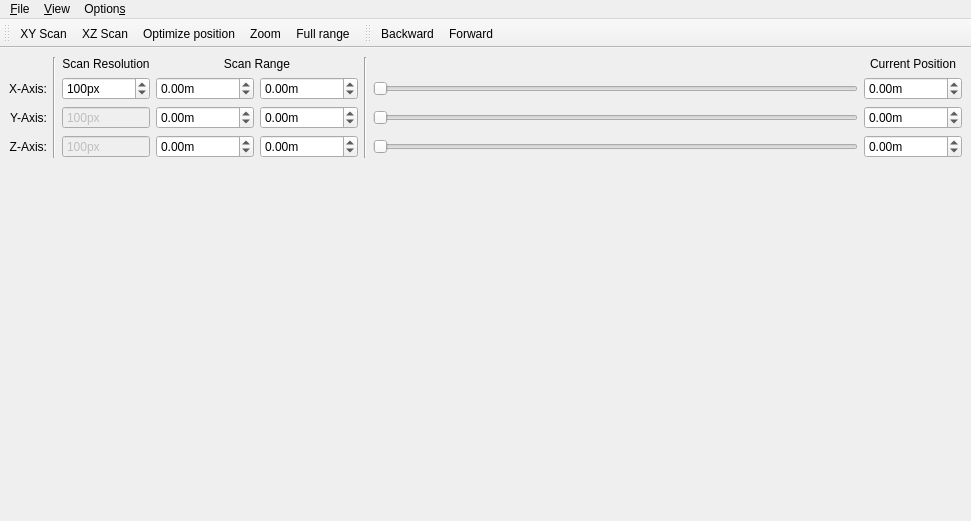
Ulm-IQO/qudi, file gui/scanner/ui_scannergui.ui: the form before one commit.
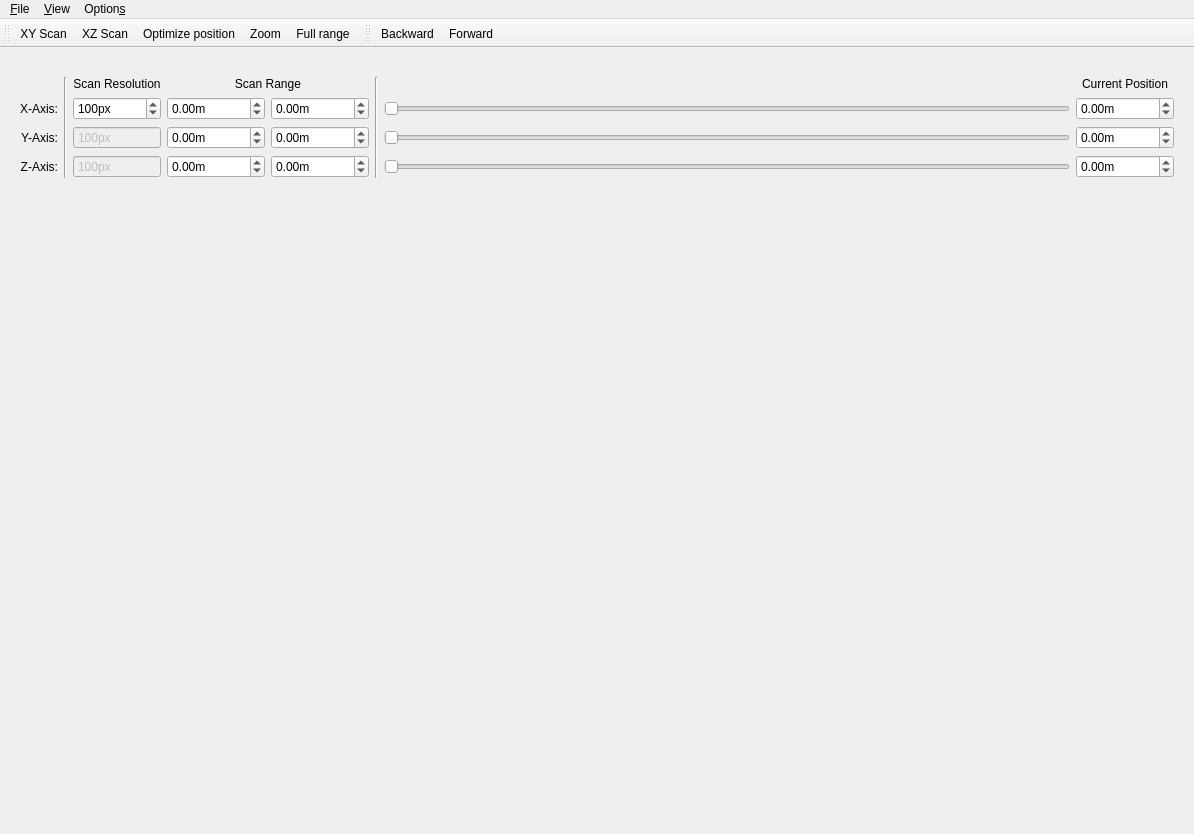
The form after the commit. Icons and pictures are not drawn. Custom widgets are drawn as their Qt base class.

What changed in the file:
```diff
--- a/gui/scanner/ui_scannergui.ui
+++ b/gui/scanner/ui_scannergui.ui
@@ -6,8 +6,8 @@
    <rect>
     <x>0</x>
     <y>0</y>
-    <width>971</width>
-    <height>521</height>
+    <width>1194</width>
+    <height>834</height>
    </rect>
   </property>
   <property name="sizePolicy">
@@ -21,7 +21,7 @@
   </property>
   <widget class="QWidget" name="centralwidget">
    <property name="sizePolicy">
-    <sizepolicy hsizetype="Expanding" vsizetype="Expanding">
+    <sizepolicy hsizetype="Expanding" vsizetype="Minimum">
      <horstretch>0</horstretch>
      <verstretch>0</verstretch>
     </sizepolicy>
@@ -29,11 +29,42 @@
    <property name="maximumSize">
     <size>
      <width>16777215</width>
-     <height>16777215</height>
+     <height>150</height>
     </size>
    </property>
    <layout class="QGridLayout" name="gridLayout">
-    <item row="2" column="0">
+    <property name="leftMargin">
+     <number>20</number>
+    </property>
+    <property name="topMargin">
+     <number>20</number>
+    </property>
+    <property name="rightMargin">
+     <number>20</number>
+    </property>
+    <property name="bottomMargin">
+     <number>20</number>
+    </property>
+    <item row="3" column="7">
+     <widget class="ScienDSpinBox" name="y_position_doubleSpinBox">
+      <property name="minimumSize">
+       <size>
+        <width>75</width>
+        <height>0</height>
+       </size>
+      </property>
+      <property name="suffix">
+       <string>m</string>
+      </property>
+      <property name="minimum">
+       <double>-1000000000000000000000.000000000000000</double>
+      </property>
+      <property name="maximum">
+       <double>1000000000000000000000.000000000000000</double>
+      </property>
+     </widget>
+    </item>
+    <item row="3" column="0">
      <widget class="QLabel" name="label_2">
       <property name="text">
        <string>Y-Axis:</string>
@@ -43,21 +74,50 @@
       </property>
      </widget>
     </item>
-    <item row="3" column="6">
+    <item row="4" column="6">
      <widget class="DoubleSlider" name="z_slider">
       <property name="orientation">
        <enum>Qt::Horizontal</enum>
       </property>
      </widget>
     </item>
-    <item row="0" column="1" rowspan="4">
+    <item row="1" column="1" rowspan="4">
      <widget class="Line" name="line">
       <property name="orientation">
        <enum>Qt::Vertical</enum>
       </property>
      </widget>
     </item>
-    <item row="2" column="3">
+    <item row="1" column="7">
+     <widget class="QLabel" name="label_6">
+      <property name="text">
+       <string>Current Position</string>
+      </property>
+      <property name="alignment">
+       <set>Qt::AlignCenter</set>
+      </property>
+     </widget>
+    </item>
+    <item row="4" column="7">
+     <widget class="ScienDSpinBox" name="z_position_doubleSpinBox">
+      <property name="minimumSize">
+       <size>
+        <width>75</width>
+        <height>0</height>
+       </size>
+      </property>
+      <property name="suffix">
+       <string>m</string>
+      </property>
+      <property name="minimum">
+       <double>-1000000000000000000000.000000000000000</double>
+      </property>
+      <property name="maximum">
+       <double>1000000000000000000000.000000000000000</double>
+      </property>
+     </widget>
+    </item>
+    <item row="3" column="3">
      <widget class="ScienDSpinBox" name="y_min_range_doubleSpinBox">
       <property name="minimumSize">
        <size>
@@ -76,7 +136,7 @@
       </property>
      </widget>
     </item>
-    <item row="2" column="2">
+    <item row="3" column="2">
      <widget class="QSpinBox" name="y_resolution_spinBox">
       <property name="enabled">
        <bool>false</bool>
@@ -107,7 +167,7 @@
       </property>
      </widget>
     </item>
-    <item row="1" column="4">
+    <item row="2" column="4">
      <widget class="ScienDSpinBox" name="x_max_range_doubleSpinBox">
       <property name="minimumSize">
        <size>
@@ -126,7 +186,7 @@
       </property>
      </widget>
     </item>
-    <item row="1" column="3">
+    <item row="2" column="3">
      <widget class="ScienDSpinBox" name="x_min_range_doubleSpinBox">
       <property name="minimumSize">
        <size>
@@ -145,7 +205,7 @@
       </property>
      </widget>
     </item>
-    <item row="0" column="3" colspan="2">
+    <item row="1" column="3" colspan="2">
      <widget class="QLabel" name="label_4">
       <property name="text">
        <string>Scan Range</string>
@@ -155,7 +215,7 @@
       </property>
      </widget>
     </item>
-    <item row="3" column="4">
+    <item row="4" column="4">
      <widget class="ScienDSpinBox" name="z_max_range_doubleSpinBox">
       <property name="minimumSize">
        <size>
@@ -174,7 +234,7 @@
       </property>
      </widget>
     </item>
-    <item row="0" column="2">
+    <item row="1" column="2">
      <widget class="QLabel" name="label_5">
       <property name="text">
        <string>Scan Resolution</string>
@@ -184,14 +244,14 @@
       </property>
      </widget>
     </item>
-    <item row="2" column="6">
+    <item row="3" column="6">
      <widget class="DoubleSlider" name="y_slider">
       <property name="orientation">
        <enum>Qt::Horizontal</enum>
       </property>
      </widget>
     </item>
-    <item row="3" column="3">
+    <item row="4" column="3">
      <widget class="ScienDSpinBox" name="z_min_range_doubleSpinBox">
       <property name="minimumSize">
        <size>
@@ -210,7 +270,7 @@
       </property>
      </widget>
     </item>
-    <item row="1" column="2">
+    <item row="2" column="2">
      <widget class="QSpinBox" name="x_resolution_spinBox">
       <property name="sizePolicy">
        <sizepolicy hsizetype="Preferred" vsizetype="Fixed">
@@ -238,14 +298,33 @@
       </property>
      </widget>
     </item>
-    <item row="1" column="6">
+    <item row="2" column="6">
      <widget class="DoubleSlider" name="x_slider">
       <property name="orientation">
        <enum>Qt::Horizontal</enum>
       </property>
      </widget>
     </item>
-    <item row="3" column="2">
+    <item row="2" column="7">
+     <widget class="ScienDSpinBox" name="x_position_doubleSpinBox">
+      <property name="minimumSize">
+       <size>
+        <width>75</width>
+        <height>0</height>
+       </size>
+      </property>
+      <property name="suffix">
+       <string>m</string>
+      </property>
+      <property name="minimum">
+       <double>-1000000000000000000000.000000000000000</double>
+      </property>
+      <property name="maximum">
+       <double>1000000000000000000000.000000000000000</double>
+      </property>
+     </widget>
+    </item>
+    <item row="4" column="2">
      <widget class="QSpinBox" name="z_resolution_spinBox">
       <property name="enabled">
        <bool>false</bool>
@@ -276,7 +355,7 @@
       </property>
      </widget>
     </item>
-    <item row="3" column="0">
+    <item row="4" column="0">
      <widget class="QLabel" name="label_3">
       <property name="text">
        <string>Z-Axis:</string>
@@ -286,14 +365,14 @@
       </property>
      </widget>
     </item>
-    <item row="0" column="5" rowspan="4">
+    <item row="1" column="5" rowspan="4">
      <widget class="Line" name="line_2">
       <property name="orientation">
        <enum>Qt::Vertical</enum>
       </property>
      </widget>
     </item>
-    <item row="2" column="4">
+    <item row="3" column="4">
      <widget class="ScienDSpinBox" name="y_max_range_doubleSpinBox">
       <property name="minimumSize">
        <size>
@@ -312,7 +391,7 @@
       </property>
      </widget>
     </item>
-    <item row="1" column="0">
+    <item row="2" column="0">
      <widget class="QLabel" name="label">
       <property name="text">
        <string>X-Axis:</string>
@@ -322,74 +401,7 @@
       </property>
      </widget>
     </item>
-    <item row="1" column="7">
-     <widget class="ScienDSpinBox" name="x_position_doubleSpinBox">
-      <property name="minimumSize">
-       <size>
-        <width>75</width>
-        <height>0</height>
-       </size>
-      </property>
-      <property name="suffix">
-       <string>m</string>
-      </property>
-      <property name="minimum">
-       <double>-1000000000000000000000.000000000000000</double>
-      </property>
-      <property name="maximum">
-       <double>1000000000000000000000.000000000000000</double>
-      </property>
-     </widget>
-    </item>
-    <item row="2" column="7">
-     <widget class="ScienDSpinBox" name="y_position_doubleSpinBox">
-      <property name="minimumSize">
-       <size>
-        <width>75</width>
-        <height>0</height>
-       </size>
-      </property>
-      <property name="suffix">
-       <string>m</string>
-      </property>
-      <property name="minimum">
-       <double>-1000000000000000000000.000000000000000</double>
-      </property>
-      <property name="maximum">
-       <double>1000000000000000000000.000000000000000</double>
-      </property>
-     </widget>
-    </item>
-    <item row="3" column="7">
-     <widget class="ScienDSpinBox" name="z_position_doubleSpinBox">
-      <property name="minimumSize">
-       <size>
-        <width>75</width>
-        <height>0</height>
-       </size>
-      </property>
-      <property name="suffix">
-       <string>m</string>
-      </property>
-      <property name="minimum">
-       <double>-1000000000000000000000.000000000000000</double>
-      </property>
-      <property name="maximum">
-       <double>1000000000000000000000.000000000000000</double>
-      </property>
-     </widget>
-    </item>
-    <item row="0" column="7">
-     <widget class="QLabel" name="label_6">
-      <property name="text">
-       <string>Current Position</string>
-      </property>
-      <property name="alignment">
-       <set>Qt::AlignCenter</set>
-      </property>
-     </widget>
-    </item>
-    <item row="4" column="0">
+    <item row="0" column="3">
      <spacer name="verticalSpacer">
       <property name="orientation">
        <enum>Qt::Vertical</enum>
@@ -409,7 +421,7 @@
     <rect>
      <x>0</x>
      <y>0</y>
-     <width>971</width>
+     <width>1194</width>
      <height>21</height>
     </rect>
    </property>
```
Left out of the diff: 3 changed lines with no effect on the pictures.
